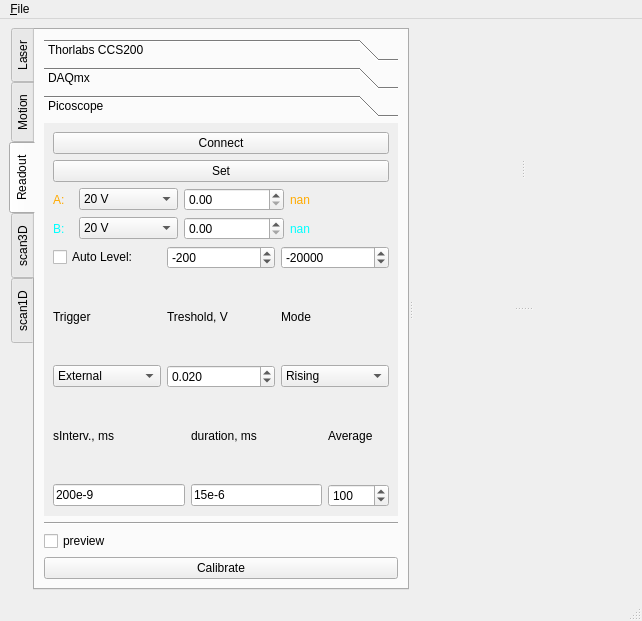
Above: microV.ui from xkronosua/microV before the change. Below: the same form after it.
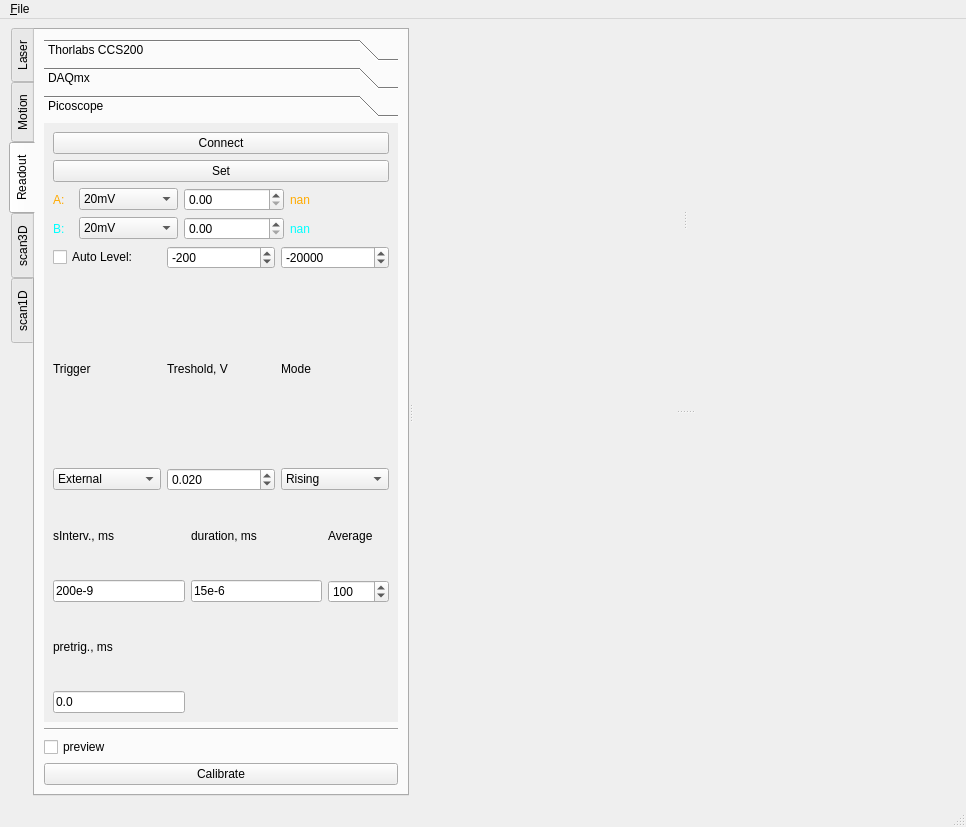
That is the form after the change. The open tabs and pages were chosen to show the change.

Diff of the .ui file:
```diff
--- a/microV.ui
+++ b/microV.ui
@@ -6,8 +6,8 @@
    <rect>
     <x>0</x>
     <y>0</y>
-    <width>642</width>
-    <height>621</height>
+    <width>966</width>
+    <height>827</height>
    </rect>
   </property>
   <property name="windowTitle">
@@ -518,8 +518,8 @@
              <rect>
               <x>0</x>
               <y>0</y>
-              <width>356</width>
-              <height>396</height>
+              <width>351</width>
+              <height>541</height>
              </rect>
             </property>
             <attribute name="label">
@@ -574,11 +574,11 @@
                <item row="0" column="1">
                 <widget class="QComboBox" name="pico_ChA_VRange">
                  <property name="currentIndex">
-                  <number>9</number>
+                  <number>0</number>
                  </property>
                  <item>
                   <property name="text">
-                   <string>20 mV</string>
+                   <string>20mV</string>
                   </property>
                  </item>
                  <item>
@@ -623,7 +623,7 @@
                  </item>
                  <item>
                   <property name="text">
-                   <string>20 V</string>
+                   <string>20V</string>
                   </property>
                  </item>
                 </widget>
@@ -663,11 +663,11 @@
                <item row="1" column="1">
                 <widget class="QComboBox" name="pico_ChB_VRange">
                  <property name="currentIndex">
-                  <number>9</number>
+                  <number>0</number>
                  </property>
                  <item>
                   <property name="text">
-                   <string>20 mV</string>
+                   <string>20mV</string>
                   </property>
                  </item>
                  <item>
@@ -712,7 +712,7 @@
                  </item>
                  <item>
                   <property name="text">
-                   <string>20 V</string>
+                   <string>20V</string>
                   </property>
                  </item>
                 </widget>
@@ -806,6 +806,9 @@
                  <property name="decimals">
                   <number>3</number>
                  </property>
+                 <property name="minimum">
+                  <double>-99.000000000000000</double>
+                 </property>
                  <property name="value">
                   <double>0.020000000000000</double>
                  </property>
@@ -898,6 +901,20 @@
                  </property>
                 </widget>
                </item>
+               <item row="3" column="0">
+                <widget class="QLineEdit" name="pico_pretrig">
+                 <property name="text">
+                  <string>0.0</string>
+                 </property>
+                </widget>
+               </item>
+               <item row="2" column="0">
+                <widget class="QLabel" name="label_14">
+                 <property name="text">
+                  <string>pretrig., ms</string>
+                 </property>
+                </widget>
+               </item>
               </layout>
              </item>
             </layout>
@@ -1438,8 +1455,8 @@
     <rect>
      <x>0</x>
      <y>0</y>
-     <width>642</width>
-     <height>21</height>
+     <width>966</width>
+     <height>34</height>
     </rect>
    </property>
    <widget class="QMenu" name="menuFile">
```
Left out of the diff: 54 changed lines with no effect on the pictures.
